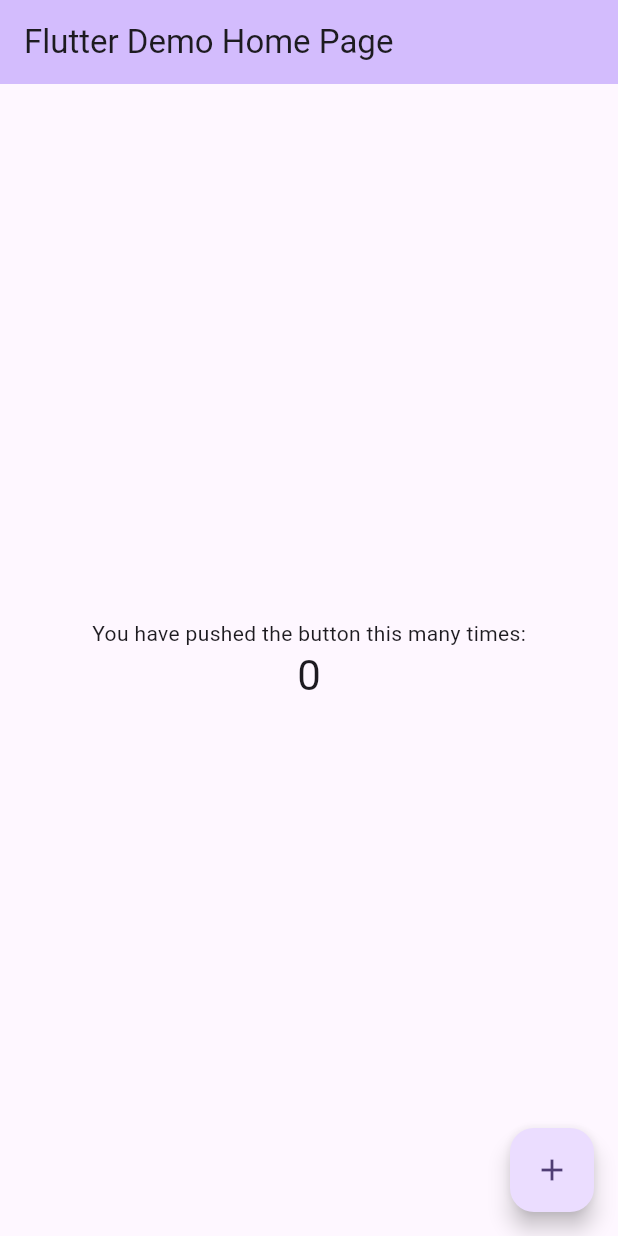
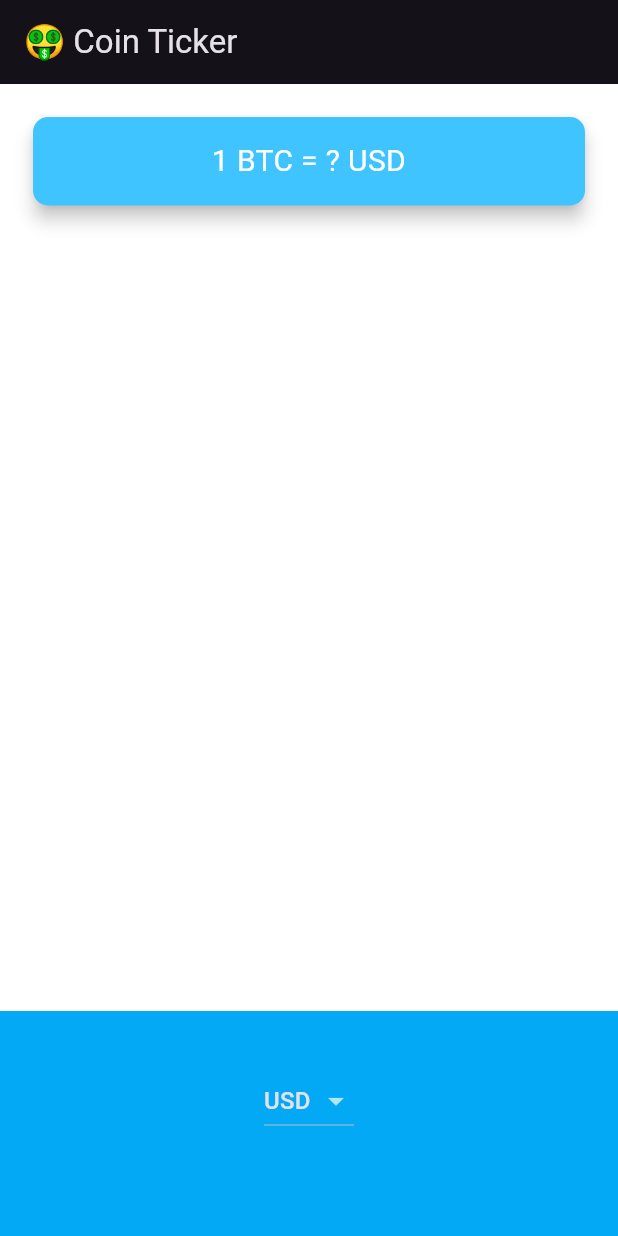
Before and after one commit to bsanderson1981/section14bronze, a Flutter app: the screen it shows after launch, on a phone screen of 412 x 824 dp. Run offline on Flutter 3.47's test engine with Material 3 defaults, Android fonts, the phone set to English and light mode, and no system bars.

Commit message:
section 14 bronze started fresh download git code per course instrucitons

```diff
--- /dev/null
+++ b/lib/coin_data.dart
@@ -0,0 +1,38 @@
+//TODO: Add your imports here.
+
+const List<String> currenciesList = [
+  'AUD',
+  'BRL',
+  'CAD',
+  'CNY',
+  'EUR',
+  'GBP',
+  'HKD',
+  'IDR',
+  'ILS',
+  'INR',
+  'JPY',
+  'MXN',
+  'NOK',
+  'NZD',
+  'PLN',
+  'RON',
+  'RUB',
+  'SEK',
+  'SGD',
+  'USD',
+  'ZAR'
+];
+
+const List<String> cryptoList = [
+  'BTC',
+  'ETH',
+  'LTC',
+];
+
+const coinAPIURL = 'https://rest.coinapi.io/v1/exchangerate';
+const apiKey = 'YOUR-API-KEY-HERE';
+
+class CoinData {
+  //TODO: Create your getCoinData() method here.
+}
--- a/lib/main.dart
+++ b/lib/main.dart
@@ -1,123 +1,16 @@
 import 'package:flutter/material.dart';
-///git init && git add . && git commit -m "Initial commit" && git remote add origin https://github.com/bsanderson1981/section8 && git branch -M main && git push -u origin main
+import 'price_screen.dart';
 
-void main() {
-  runApp(const MyApp());
-}
+void main() => runApp(MyApp());
 
 class MyApp extends StatelessWidget {
-  const MyApp({super.key});
-
-  // This widget is the root of your application.
   @override
   Widget build(BuildContext context) {
     return MaterialApp(
-      title: 'Flutter Demo',
-      theme: ThemeData(
-        // This is the theme of your application.
-        //
-        // TRY THIS: Try running your application with "flutter run". You'll see
-        // the application has a purple toolbar. Then, without quitting the app,
-        // try changing the seedColor in the colorScheme below to Colors.green
-        // and then invoke "hot reload" (save your changes or press the "hot
-        // reload" button in a Flutter-supported IDE, or press "r" if you used
-        // the command line to start the app).
-        //
-        // Notice that the counter didn't reset back to zero; the application
-        // state is not lost during the reload. To reset the state, use hot
-        // restart instead.
-        //
-        // This works for code too, not just values: Most code changes can be
-        // tested with just a hot reload.
-        colorScheme: ColorScheme.fromSeed(seedColor: Colors.deepPurple),
-      ),
-      home: const MyHomePage(title: 'Flutter Demo Home Page'),
+      theme: ThemeData.dark().copyWith(
+          primaryColor: Colors.lightBlue,
+          scaffoldBackgroundColor: Colors.white),
+      home: PriceScreen(),
     );
   }
 }
-
-class MyHomePage extends StatefulWidget {
-  const MyHomePage({super.key, required this.title});
-
-  // This widget is the home page of your application. It is stateful, meaning
-  // that it has a State object (defined below) that contains fields that affect
-  // how it looks.
-
-  // This class is the configuration for the state. It holds the values (in this
-  // case the title) provided by the parent (in this case the App widget) and
-  // used by the build method of the State. Fields in a Widget subclass are
-  // always marked "final".
-
-  final String title;
-
-  @override
-  State<MyHomePage> createState() => _MyHomePageState();
-}
-
-class _MyHomePageState extends State<MyHomePage> {
-  int _counter = 0;
-
-  void _incrementCounter() {
-    setState(() {
-      // This call to setState tells the Flutter framework that something has
-      // changed in this State, which causes it to rerun the build method below
-      // so that the display can reflect the updated values. If we changed
-      // _counter without calling setState(), then the build method would not be
-      // called again, and so nothing would appear to happen.
-      _counter++;
-    });
-  }
-
-  @override
-  Widget build(BuildContext context) {
-    // This method is rerun every time setState is called, for instance as done
-    // by the _incrementCounter method above.
-    //
-    // The Flutter framework has been optimized to make rerunning build methods
-    // fast, so that you can just rebuild anything that needs updating rather
-    // than having to individually change instances of widgets.
-    return Scaffold(
-      appBar: AppBar(
-        // TRY THIS: Try changing the color here to a specific color (to
-        // Colors.amber, perhaps?) and trigger a hot reload to see the AppBar
-        // change color while the other colors stay the same.
-        backgroundColor: Theme.of(context).colorScheme.inversePrimary,
-        // Here we take the value from the MyHomePage object that was created by
-        // the App.build method, and use it to set our appbar title.
-        title: Text(widget.title),
-      ),
-      body: Center(
-        // Center is a layout widget. It takes a single child and positions it
-        // in the middle of the parent.
-        child: Column(
-          // Column is also a layout widget. It takes a list of children and
-          // arranges them vertically. By default, it sizes itself to fit its
-          // children horizontally, and tries to be as tall as its parent.
-          //
-          // Column has various properties to control how it sizes itself and
-          // how it positions its children. Here we use mainAxisAlignment to
-          // center the children vertically; the main axis here is the vertical
-          // axis because Columns are vertical (the cross axis would be
-          // horizontal).
-          //
-          // TRY THIS: Invoke "debug painting" (choose the "Toggle Debug Paint"
-          // action in the IDE, or press "p" in the console), to see the
-          // wireframe for each widget.
-          mainAxisAlignment: MainAxisAlignment.center,
-          children: <Widget>[
-            const Text('You have pushed the button this many times:'),
-            Text(
-              '$_counter',
-              style: Theme.of(context).textTheme.headlineMedium,
-            ),
-          ],
-        ),
-      ),
-      floatingActionButton: FloatingActionButton(
-        onPressed: _incrementCounter,
-        tooltip: 'Increment',
-        child: const Icon(Icons.add),
-      ), // This trailing comma makes auto-formatting nicer for build methods.
-    );
-  }
-}
--- /dev/null
+++ b/lib/price_screen.dart
@@ -0,0 +1,102 @@
+import 'package:flutter/material.dart';
+import 'package:flutter/cupertino.dart';
+import 'coin_data.dart';
+import 'dart:io' show Platform;
+
+class PriceScreen extends StatefulWidget {
+  @override
+  _PriceScreenState createState() => _PriceScreenState();
+}
+
+class _PriceScreenState extends State<PriceScreen> {
+  String selectedCurrency = 'USD';
+
+  DropdownButton<String> androidDropdown() {
+    List<DropdownMenuItem<String>> dropdownItems = [];
+    for (String currency in currenciesList) {
+      var newItem = DropdownMenuItem(
+        child: Text(currency),
+        value: currency,
+      );
+      dropdownItems.add(newItem);
+    }
+
+    return DropdownButton<String>(
+      value: selectedCurrency,
+      items: dropdownItems,
+      onChanged: (value) {
+        setState(() {
+          selectedCurrency = value;
+        });
+      },
+    );
+  }
+
+  CupertinoPicker iOSPicker() {
+    List<Text> pickerItems = [];
+    for (String currency in currenciesList) {
+      pickerItems.add(Text(currency));
+    }
+
+    return CupertinoPicker(
+      backgroundColor: Colors.lightBlue,
+      itemExtent: 32.0,
+      onSelectedItemChanged: (selectedIndex) {
+        print(selectedIndex);
+      },
+      children: pickerItems,
+    );
+  }
+
+  //TODO: Create a method here called getData() to get the coin data from coin_data.dart
+
+  @override
+  void initState() {
+    super.initState();
+    //TODO: Call getData() when the screen loads up.
+  }
+
+  @override
+  Widget build(BuildContext context) {
+    return Scaffold(
+      appBar: AppBar(
+        title: Text('🤑 Coin Ticker'),
+      ),
+      body: Column(
+        mainAxisAlignment: MainAxisAlignment.spaceBetween,
+        crossAxisAlignment: CrossAxisAlignment.stretch,
+        children: <Widget>[
+          Padding(
+            padding: EdgeInsets.fromLTRB(18.0, 18.0, 18.0, 0),
+            child: Card(
+              color: Colors.lightBlueAccent,
+              elevation: 5.0,
+              shape: RoundedRectangleBorder(
+                borderRadius: BorderRadius.circular(10.0),
+              ),
+              child: Padding(
+                padding: EdgeInsets.symmetric(vertical: 15.0, horizontal: 28.0),
+                child: Text(
+                  //TODO: Update the Text Widget with the live bitcoin data here.
+                  '1 BTC = ? USD',
+                  textAlign: TextAlign.center,
+                  style: TextStyle(
+                    fontSize: 20.0,
+                    color: Colors.white,
+                  ),
+                ),
+              ),
+            ),
+          ),
+          Container(
+            height: 150.0,
+            alignment: Alignment.center,
+            padding: EdgeInsets.only(bottom: 30.0),
+            color: Colors.lightBlue,
+            child: Platform.isIOS ? iOSPicker() : androidDropdown(),
+          ),
+        ],
+      ),
+    );
+  }
+}
```
Also changed, not shown: 2 other files.
